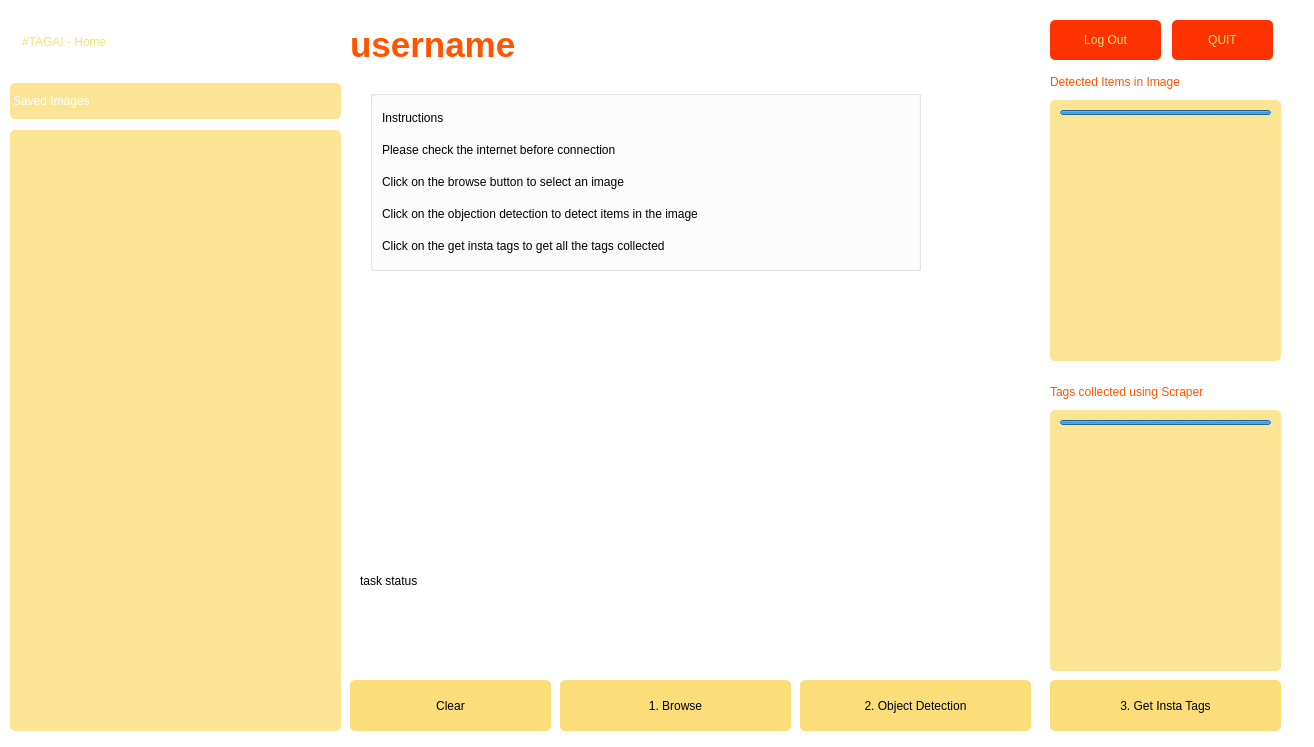
Before: the Qt Designer form ui/home_screen.ui in ritvikmehra17/TagAI, drawn with Qt 5.
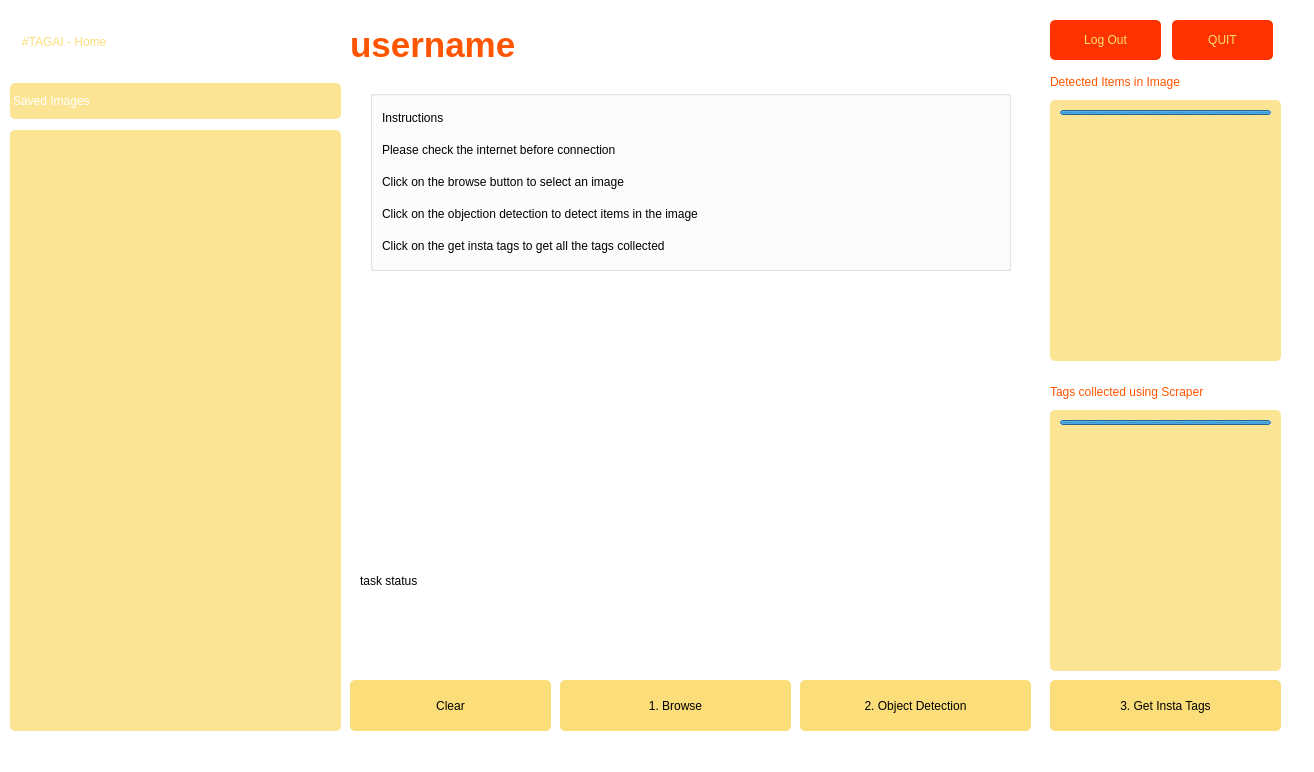
After: the same form once the commit is applied. Icons and pictures are not drawn.

```diff
--- a/ui/home_screen.ui
+++ b/ui/home_screen.ui
@@ -7,7 +7,7 @@
     <x>0</x>
     <y>0</y>
     <width>1314</width>
-    <height>747</height>
+    <height>772</height>
    </rect>
   </property>
   <property name="windowTitle">
@@ -287,7 +287,7 @@
      <rect>
       <x>370</x>
       <y>90</y>
-      <width>551</width>
+      <width>641</width>
       <height>181</height>
      </rect>
     </property>
```
Left out of the diff: 28 changed lines with no effect on the pictures.
